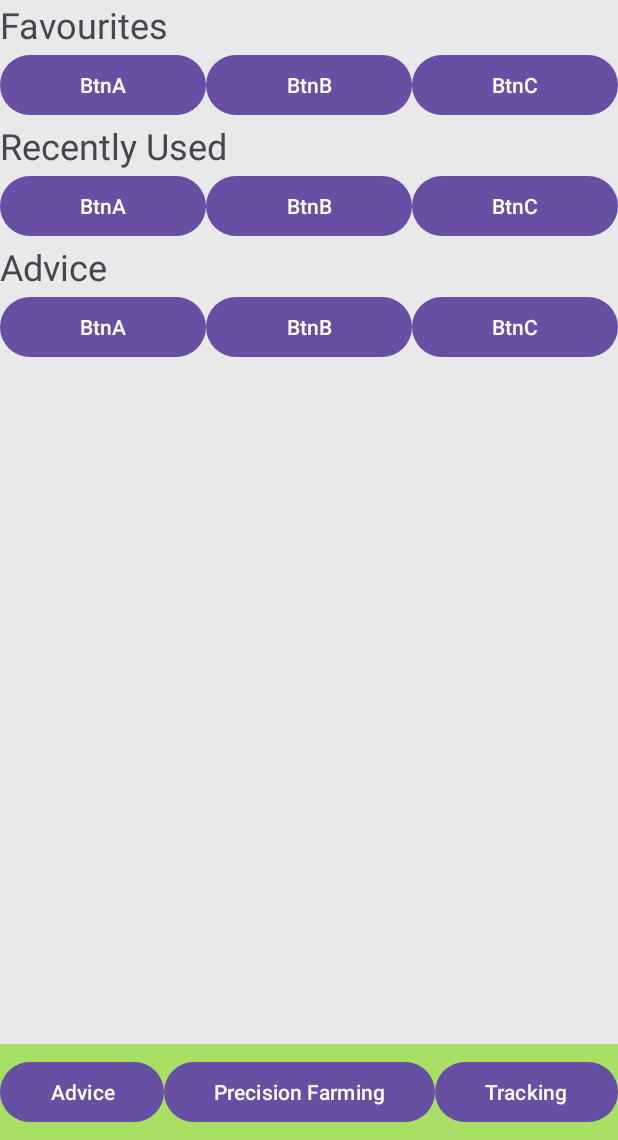
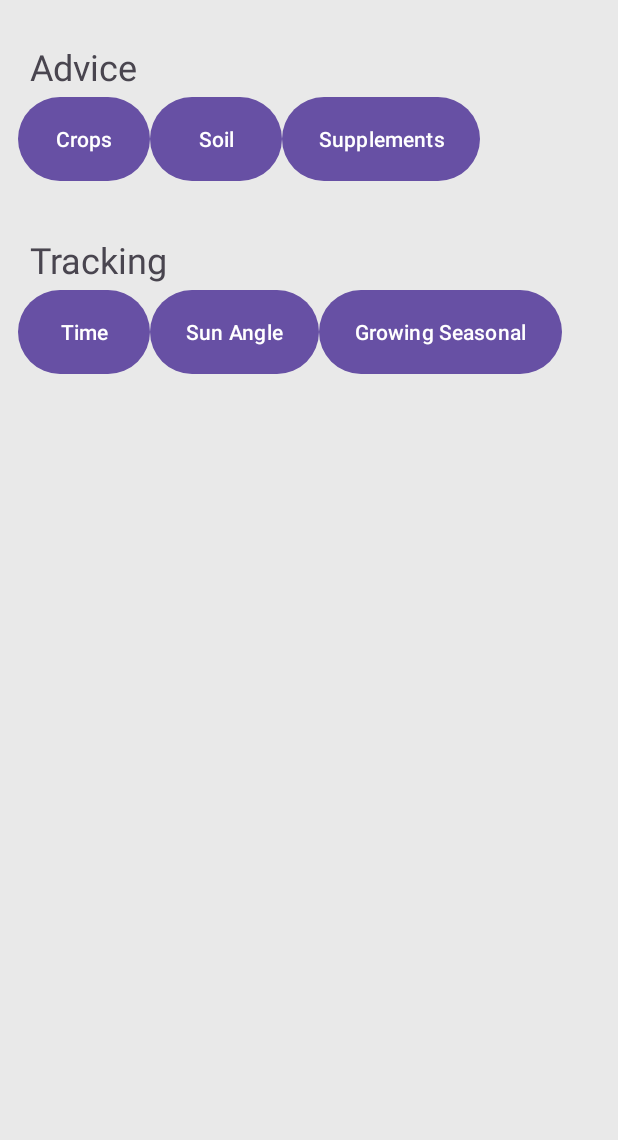
Before and after one commit to Mebanseibor/CropWise, an Android app: the screen it shows after launch once a user with an empty profile is signed in (MainActivity), on a phone screen of 412 x 824 dp, the part 96-1236 px from its top. Run offline under Robolectric (Android 15) with nearby library versions, the phone set to English and light mode, and no system bars; our stand-ins replace Firebase (no records; nobody signed in at launch, a user with empty details on screens opened directly).

Commit message:
Replaced the home page's dynamic fragment view with a static fragment - Created a global object "GO" for objects for the main toolbar - Created seperate activities for the advice and track features

```diff
--- /dev/null
+++ b/app/src/main/java/com/example/cropwise/Globals.kt
@@ -0,0 +1,10 @@
+package com.example.cropwise
+
+import android.view.Menu
+import androidx.appcompat.widget.Toolbar
+
+object GO{
+    lateinit var mainActionBar : Toolbar
+    lateinit var actionBarMenu : Menu
+    var menuID : Int = R.menu.main_toolbar
+}
--- a/app/src/main/java/com/example/cropwise/MainActivity.kt
+++ b/app/src/main/java/com/example/cropwise/MainActivity.kt
@@ -2,75 +2,34 @@ package com.example.cropwise
 
 import android.app.NotificationManager
 import android.content.Context
-import android.content.Intent
 import android.os.Bundle
 import android.view.Menu
 import android.view.MenuItem
-import android.widget.Button
 import androidx.appcompat.app.AppCompatActivity
 import com.example.cropwise.actionbar.mainToolBar
 import com.example.cropwise.notification.mainNotification
-import com.example.cropwise.fragment.Tracking_Time
-import com.example.cropwise.fragment.mainFragmentContainer
 
 
 // objects
-lateinit var mainFragmentContainer : mainFragmentContainer
 lateinit var mainToolBar : mainToolBar
 lateinit var mainNotification : mainNotification
 
 class MainActivity : AppCompatActivity() {
-    // debug views
-    private lateinit var btnDebugAdvice : Button
-    private lateinit var btnDebugPF : Button
-    private lateinit var btnDebugTracking : Button
-
     override fun onCreate(savedInstanceState: Bundle?) {
         super.onCreate(savedInstanceState)
         setContentView(R.layout.activity_main)
 
-        initDebug()
-
-        mainFragmentContainer = mainFragmentContainer(this, findViewById(R.id.fragCon_main), this.supportFragmentManager)
-        mainFragmentContainer.loadCategory()
-
-        mainToolBar = mainToolBar(this, findViewById(R.id.main_toolBar))
-        setSupportActionBar(mainToolBar.mainActionBar)
+        GO.mainActionBar = findViewById<androidx.appcompat.widget.Toolbar>(R.id.main_toolBar)
+        setSupportActionBar(GO.mainActionBar)
+        mainToolBar = mainToolBar(this)
 
         mainNotification = mainNotification(this)
         mainNotification.managerNotification = getSystemService(Context.NOTIFICATION_SERVICE) as NotificationManager
     }
 
-    private fun initDebug(){
-        btnDebugAdvice = findViewById(R.id.btnAdvice)
-        btnDebugPF = findViewById(R.id.btnPrecisionFarming)
-        btnDebugTracking = findViewById(R.id.btnTracking)
-
-        btnDebugTracking.setOnClickListener {
-            mainFragmentContainer.loadFragment(Tracking_Time())
-            mainToolBar.mainActionBar.title = "Tracking"
-        }
-
-        btnDebugAdvice.setOnClickListener {
-            mainFragmentContainer.loadAdvice()
-            mainToolBar.mainActionBar.title = "Advice"
-        }
-
-        btnDebugPF.setOnClickListener {
-            mainNotification.sendNormal("Normal Notification", "Jump nowhere")
-
-            var temp1 = Intent(this, SplashScreenActivity::class.java)
-            mainNotification.sendNormal("Normal Notification", "Jump to SplashScreenActivity", temp1)
-
-            var temp2 = Intent(this, MainActivity::class.java)
-            mainNotification.sendNormal("Normal Notification", "Jump to MainActivity", temp2)
-
-            mainNotification.sendReminder("Watering the crops", "This is a reminder to water your crops!")
-        }
-    }
-
     override fun onCreateOptionsMenu(menu: Menu?): Boolean {
-        menuInflater.inflate(mainToolBar.menu, menu)
+        menuInflater.inflate(GO.menuID, menu)
+        // GO.actionBarMenu.findItem(R.id.menu_item_home)?.isVisible = false
         return true
     }
 
--- a/app/src/main/java/com/example/cropwise/actionbar/mainToolBar.kt
+++ b/app/src/main/java/com/example/cropwise/actionbar/mainToolBar.kt
@@ -2,48 +2,32 @@ package com.example.cropwise.actionbar
 
 import android.content.Context
 import android.content.Intent
-import android.media.MediaPlayer
-import android.view.Gravity
-import android.view.LayoutInflater
 import android.view.MenuItem
-import android.widget.Toast
-import androidx.appcompat.widget.Toolbar
+import com.example.cropwise.GO
 import com.example.cropwise.R
 import com.example.cropwise.SettingsActivity
-import com.example.cropwise.fragment.MainMenu_Category
-import com.example.cropwise.mainFragmentContainer
 import com.example.cropwise.toast.displayAboutApp
 import com.example.cropwise.toast.displayComingSoon
 
-class mainToolBar(private val context : Context , mainActionBar : Toolbar){
-    lateinit var mainActionBar : Toolbar
-    var menu : Int = R.menu.main_toolbar
+class mainToolBar(private val context : Context){
 
     init {
-        this.mainActionBar = mainActionBar
-
-        mainActionBar.setOnLongClickListener{
+        GO.mainActionBar.setOnLongClickListener{
             displayAboutApp(context)
-
             true
-        }
-
-        mainActionBar.setOnClickListener{
-            mainFragmentContainer.loadFragment(MainMenu_Category())
         }
     }
 
-    fun setOnOptionsItemSelected(item : MenuItem) : Boolean{
-        val itemSelected = when(item.itemId){
+    fun setOnOptionsItemSelected(item: MenuItem): Boolean {
+        val itemSelected = when (item.itemId) {
             R.id.menu_item_home -> {
-                mainFragmentContainer.loadCategory()
+                displayComingSoon(context, "Home")
                 true
             }
             R.id.menu_item_settings -> {
 
                 val intent = Intent(context, SettingsActivity::class.java)
                 context.startActivity(intent)
-//                displayComingSoon(context, "Settings")
                 true
             }
             else -> {true}
--- a/app/src/main/java/com/example/cropwise/fragment/MainMenu_Category.kt
+++ b/app/src/main/java/com/example/cropwise/fragment/MainMenu_Category.kt
@@ -1,20 +1,66 @@
 package com.example.cropwise.fragment
 
+import android.content.Intent
 import android.os.Bundle
 import android.view.LayoutInflater
 import android.view.View
 import android.view.ViewGroup
+import android.widget.Button
 import androidx.fragment.app.Fragment
 import com.example.cropwise.R
+import com.example.cropwise.advice.Advice
+import com.example.cropwise.toast.displayComingSoon
+import com.example.cropwise.tracking.Track
 
 class MainMenu_Category : Fragment(){
+    // view
+    private var frag : View? = null
+
+    // buttons
+    private lateinit var btnAdviceA : Button
+    private lateinit var btnAdviceB : Button
+    private lateinit var btnAdviceC : Button
+
+    private lateinit var btnTrackingA : Button
+    private lateinit var btnTrackingB : Button
+    private lateinit var btnTrackingC : Button
+
     override fun onCreateView(
         inflater: LayoutInflater,
         container: ViewGroup?,
         savedInstanceState: Bundle?
     ): View? {
-        val view = inflater.inflate(R.layout.fragment_mainmenu_categories, container, false)
 
-        return view
+        frag = inflater.inflate(R.layout.fragment_mainmenu_categories, container, false)
+
+        initViews()
+
+        return frag
+    }
+
+    private fun initViews(){
+        btnAdviceA = frag!!.findViewById(R.id.btnAdviceA)
+        btnAdviceB = frag!!.findViewById(R.id.btnAdviceB)
+        btnAdviceC = frag!!.findViewById(R.id.btnAdviceC)
+
+        btnTrackingA = frag!!.findViewById(R.id.btnTrackingA)
+        btnTrackingB = frag!!.findViewById(R.id.btnTrackingB)
+        btnTrackingC = frag!!.findViewById(R.id.btnTrackingC)
+
+        btnAdviceA.setOnClickListener{
+            val intent = Intent(activity, Advice::class.java)
+            startActivity(intent)
+        }
+
+        btnTrackingA.setOnClickListener{
+            val intent = Intent(activity, Track::class.java)
+            startActivity(intent)
+        }
+
+        btnAdviceB.setOnClickListener{displayComingSoon(requireContext(), "Soil")}
+        btnAdviceC.setOnClickListener{displayComingSoon(requireContext(), "Supplements")}
+
+        btnTrackingB.setOnClickListener{displayComingSoon(requireContext(), "Sun Angle")}
+        btnTrackingC.setOnClickListener{displayComingSoon(requireContext(), "Growing Seasons")}
     }
 }
--- a/app/src/main/java/com/example/cropwise/fragment/mainFragmentContainer.kt
+++ b/app/src/main/java/com/example/cropwise/fragment/mainFragmentContainer.kt
@@ -30,7 +30,9 @@ class mainFragmentContainer(context: Context, fragmentContainer : View, fragment
         }
 
         this.transactionMain = fragmentManager.beginTransaction()
-        this.transactionMain.replace(R.id.fragCon_main, fragment)
+
+        // TODO: Uncomment this after a relevant for this use is found
+//        this.transactionMain.replace(R.id.fragCon_main, fragment)
 
         if (!isBase) {
             this.transactionMain.addToBackStack(null)
--- a/app/src/main/res/layout/activity_main.xml
+++ b/app/src/main/res/layout/activity_main.xml
@@ -22,45 +22,13 @@
             android:background="@color/themeMainPrimaryLight"
             />
 
-        <androidx.fragment.app.FragmentContainerView
-            android:id="@+id/fragCon_main"
+        <fragment
+            android:id="@+id/frament"
             android:layout_width="match_parent"
             android:layout_height="0dp"
-            android:layout_weight="1"/>
-
-        <LinearLayout
-            android:id="@+id/footer"
-            android:layout_width="match_parent"
-            android:layout_height="64sp"
-            android:gravity="center"
-            android:background="@color/themeMainPrimaryLight"
-            >
-
-            <Button
-                android:id="@+id/btnAdvice"
-                android:layout_width="wrap_content"
-                android:layout_height="wrap_content"
-                android:text="Advice"
-                android:layout_weight="1"
-                />
-
-            <Button
-                android:id="@+id/btnPrecisionFarming"
-                android:layout_width="wrap_content"
-                android:layout_height="wrap_content"
-                android:text="Precision Farming"
-                android:layout_weight="1"
-                />
-
-            <Button
-                android:id="@+id/btnTracking"
-                android:layout_width="wrap_content"
-                android:layout_height="wrap_content"
-                android:text="Tracking"
-                android:layout_weight="1"
-                />
-
-        </LinearLayout>
+            android:layout_weight="1"
+            class="com.example.cropwise.fragment.MainMenu_Category"
+            />
 
     </LinearLayout>
 
--- a/app/src/main/res/layout/fragment_mainmenu_categories.xml
+++ b/app/src/main/res/layout/fragment_mainmenu_categories.xml
@@ -13,48 +13,63 @@
         <LinearLayout
             android:layout_width="match_parent"
             android:layout_height="wrap_content"
-            android:orientation="vertical">
+            android:orientation="vertical"
+            android:padding="12sp"
+            >
 
             <LinearLayout
                 android:layout_width="match_parent"
                 android:layout_height="wrap_content"
                 android:orientation="vertical"
-                android:layout_weight="1">
+                android:layout_weight="1"
+                android:paddingVertical="16sp"
+                >
 
                 <TextView
                     android:layout_width="wrap_content"
                     android:layout_height="wrap_content"
-                    android:text="@string/mainmenu_category_fav"
+                    android:text="@string/mainmenu_category_advise"
                     android:textSize="24sp"
+                    android:paddingStart="8sp"
+                    android:paddingEnd="8sp"
                     />
 
+                <HorizontalScrollView
+                    android:layout_width="match_parent"
+                    android:layout_height="wrap_content">
+
                     <LinearLayout
-                    android:layout_width="match_parent"
-                    android:layout_height="wrap_content"
+                        android:layout_width="0sp"
+                        android:layout_height="64sp"
                         android:gravity="center_horizontal">
 
                         <com.google.android.material.button.MaterialButton
+                            android:id="@+id/btnAdviceA"
                             android:layout_width="wrap_content"
-                        android:layout_height="48sp"
+                            android:layout_height="match_parent"
                             android:layout_weight="1"
-                        android:text="BtnA"
+                            android:text="Crops"
                             />
 
                         <com.google.android.material.button.MaterialButton
+                            android:id="@+id/btnAdviceB"
                             android:layout_width="wrap_content"
-                        android:layout_height="48sp"
+                            android:layout_height="match_parent"
                             android:layout_weight="1"
-                        android:text="BtnB"
+                            android:text="Soil"
                             />
 
                         <com.google.android.material.button.MaterialButton
+                            android:id="@+id/btnAdviceC"
                             android:layout_width="wrap_content"
-                        android:layout_height="48sp"
+                            android:layout_height="match_parent"
                             android:layout_weight="1"
-                        android:text="BtnC"
+                            android:text="Supplements"
                             />
 
                     </LinearLayout>
+
+                </HorizontalScrollView>
 
             </LinearLayout>
 
@@ -63,84 +78,54 @@
                 android:layout_height="wrap_content"
                 android:orientation="vertical"
                 android:layout_weight="1"
+                android:paddingVertical="16sp"
                 >
+
                 <TextView
                     android:layout_width="wrap_content"
                     android:layout_height="wrap_content"
-                    android:text="@string/mainmenu_category_recent"
+                    android:text="@string/mainmenu_category_tracking"
                     android:textSize="24sp"
+                    android:paddingStart="8sp"
+                    android:paddingEnd="8sp"
                     />
 
+                <HorizontalScrollView
+                    android:layout_width="match_parent"
+                    android:layout_height="wrap_content">
+
                     <LinearLayout
-                    android:layout_width="match_parent"
-                    android:layout_height="wrap_content"
+                        android:layout_width="0sp"
+                        android:layout_height="64sp"
                         android:gravity="center_horizontal">
 
                         <com.google.android.material.button.MaterialButton
+                            android:id="@+id/btnTrackingA"
                             android:layout_width="wrap_content"
-                        android:layout_height="48sp"
+                            android:layout_height="match_parent"
                             android:layout_weight="1"
-                        android:text="BtnA"
+                            android:text="Time"
                             />
 
                         <com.google.android.material.button.MaterialButton
+                            android:id="@+id/btnTrackingB"
                             android:layout_width="wrap_content"
-                        android:layout_height="48sp"
+                            android:layout_height="match_parent"
                             android:layout_weight="1"
-                        android:text="BtnB"
+                            android:text="Sun Angle"
                             />
 
                         <com.google.android.material.button.MaterialButton
+                            android:id="@+id/btnTrackingC"
                             android:layout_width="wrap_content"
-                        android:layout_height="48sp"
+                            android:layout_height="match_parent"
                             android:layout_weight="1"
-                        android:text="BtnC"
+                            android:text="Growing Seasonal"
                             />
 
                     </LinearLayout>
 
-            </LinearLayout>
-
-            <LinearLayout
-                android:layout_width="match_parent"
-                android:layout_height="wrap_content"
-                android:orientation="vertical"
-                android:layout_weight="1">
-
-                <TextView
-                    android:layout_width="wrap_content"
-                    android:layout_height="wrap_content"
-                    android:text="@string/mainmenu_category_advise"
-                    android:textSize="24sp"
-                    />
-
-                <LinearLayout
-                    android:layout_width="match_parent"
-                    android:layout_height="wrap_content"
-                    android:gravity="center_horizontal">
-
-                    <com.google.android.material.button.MaterialButton
-                        android:layout_width="wrap_content"
-                        android:layout_height="48sp"
-                        android:layout_weight="1"
-                        android:text="BtnA"
-                        />
-
-                    <com.google.android.material.button.MaterialButton
-                        android:layout_width="wrap_content"
-                        android:layout_height="48sp"
-                        android:layout_weight="1"
-                        android:text="BtnB"
-                        />
-
-                    <com.google.android.material.button.MaterialButton
-                        android:layout_width="wrap_content"
-                        android:layout_height="48sp"
-                        android:layout_weight="1"
-                        android:text="BtnC"
-                        />
-
-                </LinearLayout>
+                </HorizontalScrollView>
 
             </LinearLayout>
 
--- a/app/src/main/res/menu/main_toolbar.xml
+++ b/app/src/main/res/menu/main_toolbar.xml
@@ -1,6 +1,7 @@
 <?xml version="1.0" encoding="utf-8"?>
 <menu xmlns:android="http://schemas.android.com/apk/res/android"
     xmlns:app="http://schemas.android.com/apk/res-auto">
+
     <item
         android:id="@+id/menu_item_home"
         android:title="Home"
--- a/app/src/main/res/values/strings.xml
+++ b/app/src/main/res/values/strings.xml
@@ -5,6 +5,7 @@
     <string name="mainmenu_category_fav">Favourites</string>
     <string name="mainmenu_category_recent">Recently Used</string>
     <string name="mainmenu_category_advise">Advice</string>
+    <string name="mainmenu_category_tracking">Tracking</string>
     <string name="tracking_time_title">Tracking Time</string>
     <string name="advice_crops_title">Advice on Crops</string>
 </resources>
```
Also changed, not shown: app/src/main/AndroidManifest.xml (+13 -0 lines), app/src/main/java/com/example/cropwise/advice/Advice.kt (added, +41 -0 lines), app/src/main/java/com/example/cropwise/tracking/Track.kt (added, +33 -0 lines), app/src/main/res/layout/activity_advice.xml (added, +16 -0 lines), app/src/main/res/layout/activity_track.xml (added, +16 -0 lines), 1 other file. Lines whose indentation alone changed are shown as unchanged.
